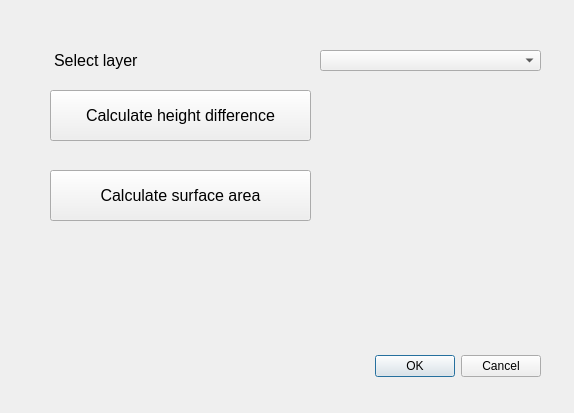
First picture: the form in plugin12_14_dialog_base.ui, repository malgorzatach27/git_project_2, before the edit.
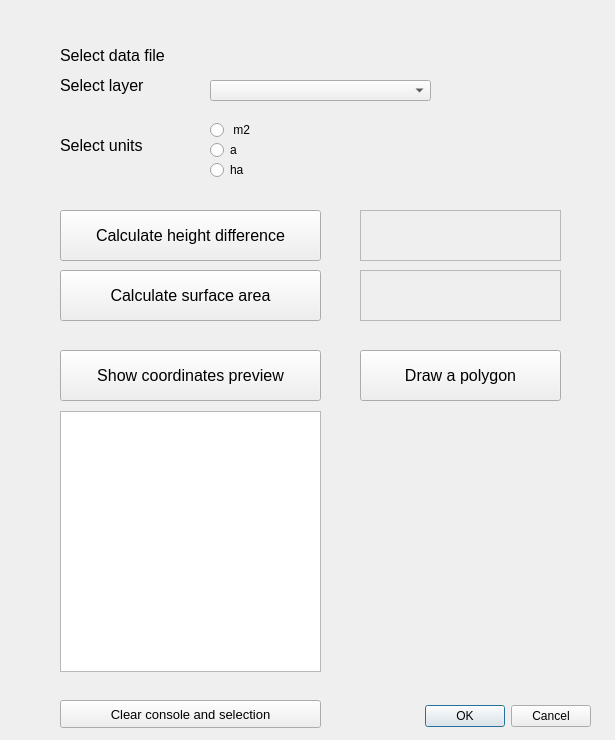
Second picture: the form after the edit. Custom widgets are drawn as their Qt base class.

Commit message: Dodane dodatkowe opcje

```diff
--- a/plugin12_14_dialog_base.ui
+++ b/plugin12_14_dialog_base.ui
@@ -6,8 +6,8 @@
    <rect>
     <x>0</x>
     <y>0</y>
-    <width>574</width>
-    <height>413</height>
+    <width>615</width>
+    <height>740</height>
    </rect>
   </property>
   <property name="windowTitle">
@@ -16,8 +16,8 @@
   <widget class="QDialogButtonBox" name="button_box">
    <property name="geometry">
     <rect>
-     <x>200</x>
-     <y>350</y>
+     <x>250</x>
+     <y>700</y>
      <width>341</width>
      <height>32</height>
     </rect>
@@ -32,8 +32,8 @@
   <widget class="QLabel" name="label">
    <property name="geometry">
     <rect>
-     <x>54</x>
-     <y>35</y>
+     <x>60</x>
+     <y>60</y>
      <width>151</width>
      <height>51</height>
     </rect>
@@ -50,8 +50,8 @@
   <widget class="QPushButton" name="pushButton_dh">
    <property name="geometry">
     <rect>
-     <x>50</x>
-     <y>90</y>
+     <x>60</x>
+     <y>210</y>
      <width>261</width>
      <height>51</height>
     </rect>
@@ -68,10 +68,10 @@
   <widget class="QLabel" name="label_dh_result">
    <property name="geometry">
     <rect>
-     <x>340</x>
-     <y>100</y>
+     <x>360</x>
+     <y>210</y>
      <width>201</width>
-     <height>31</height>
+     <height>51</height>
     </rect>
    </property>
    <property name="font">
@@ -79,15 +79,27 @@
      <pointsize>12</pointsize>
     </font>
    </property>
+   <property name="frameShape">
+    <enum>QFrame::StyledPanel</enum>
+   </property>
+   <property name="frameShadow">
+    <enum>QFrame::Sunken</enum>
+   </property>
+   <property name="lineWidth">
+    <number>5</number>
+   </property>
    <property name="text">
     <string/>
    </property>
+   <property name="alignment">
+    <set>Qt::AlignCenter</set>
+   </property>
   </widget>
   <widget class="QgsMapLayerComboBox" name="mMapLayerComboBox">
    <property name="geometry">
     <rect>
-     <x>320</x>
-     <y>50</y>
+     <x>210</x>
+     <y>80</y>
      <width>221</width>
      <height>21</height>
     </rect>
@@ -96,8 +108,8 @@
   <widget class="QPushButton" name="pushButton_area">
    <property name="geometry">
     <rect>
-     <x>50</x>
-     <y>170</y>
+     <x>60</x>
+     <y>270</y>
      <width>261</width>
      <height>51</height>
     </rect>
@@ -117,10 +129,10 @@
   <widget class="QLabel" name="label_area_result">
    <property name="geometry">
     <rect>
-     <x>340</x>
-     <y>180</y>
+     <x>360</x>
+     <y>270</y>
      <width>201</width>
-     <height>31</height>
+     <height>51</height>
     </rect>
    </property>
    <property name="font">
@@ -128,12 +140,181 @@
      <pointsize>12</pointsize>
     </font>
    </property>
+   <property name="frameShape">
+    <enum>QFrame::StyledPanel</enum>
+   </property>
+   <property name="frameShadow">
+    <enum>QFrame::Sunken</enum>
+   </property>
+   <property name="lineWidth">
+    <number>5</number>
+   </property>
    <property name="text">
     <string/>
+   </property>
+   <property name="alignment">
+    <set>Qt::AlignCenter</set>
+   </property>
+  </widget>
+  <widget class="QPushButton" name="pushButton_clear_console_and_selection">
+   <property name="geometry">
+    <rect>
+     <x>60</x>
+     <y>700</y>
+     <width>261</width>
+     <height>28</height>
+    </rect>
+   </property>
+   <property name="font">
+    <font>
+     <pointsize>10</pointsize>
+    </font>
+   </property>
+   <property name="text">
+    <string>Clear console and selection</string>
+   </property>
+  </widget>
+  <widget class="QLabel" name="label_2">
+   <property name="geometry">
+    <rect>
+     <x>60</x>
+     <y>120</y>
+     <width>151</width>
+     <height>51</height>
+    </rect>
+   </property>
+   <property name="font">
+    <font>
+     <pointsize>12</pointsize>
+    </font>
+   </property>
+   <property name="text">
+    <string>Select units</string>
+   </property>
+  </widget>
+  <widget class="QPushButton" name="pushButton_show_coords_preview">
+   <property name="geometry">
+    <rect>
+     <x>60</x>
+     <y>350</y>
+     <width>261</width>
+     <height>51</height>
+    </rect>
+   </property>
+   <property name="font">
+    <font>
+     <pointsize>12</pointsize>
+    </font>
+   </property>
+   <property name="text">
+    <string>Show coordinates preview</string>
+   </property>
+   <property name="autoRepeatDelay">
+    <number>299</number>
+   </property>
+  </widget>
+  <widget class="QLabel" name="label_3">
+   <property name="geometry">
+    <rect>
+     <x>60</x>
+     <y>30</y>
+     <width>151</width>
+     <height>51</height>
+    </rect>
+   </property>
+   <property name="font">
+    <font>
+     <pointsize>12</pointsize>
+    </font>
+   </property>
+   <property name="text">
+    <string>Select data file</string>
+   </property>
+  </widget>
+  <widget class="QTableWidget" name="tableWidget">
+   <property name="geometry">
+    <rect>
+     <x>60</x>
+     <y>411</y>
+     <width>261</width>
+     <height>261</height>
+    </rect>
+   </property>
+  </widget>
+  <widget class="QgsFileWidget" name="mQgsFileWidget">
+   <property name="geometry">
+    <rect>
+     <x>210</x>
+     <y>40</y>
+     <width>221</width>
+     <height>27</height>
+    </rect>
+   </property>
+  </widget>
+  <widget class="QRadioButton" name="radioButton_m2">
+   <property name="geometry">
+    <rect>
+     <x>210</x>
+     <y>120</y>
+     <width>95</width>
+     <height>20</height>
+    </rect>
+   </property>
+   <property name="text">
+    <string> m2</string>
+   </property>
+  </widget>
+  <widget class="QRadioButton" name="radioButton_a">
+   <property name="geometry">
+    <rect>
+     <x>210</x>
+     <y>140</y>
+     <width>95</width>
+     <height>20</height>
+    </rect>
+   </property>
+   <property name="text">
+    <string>a</string>
+   </property>
+  </widget>
+  <widget class="QRadioButton" name="radioButton_ha">
+   <property name="geometry">
+    <rect>
+     <x>210</x>
+     <y>160</y>
+     <width>95</width>
+     <height>20</height>
+    </rect>
+   </property>
+   <property name="text">
+    <string>ha</string>
+   </property>
+  </widget>
+  <widget class="QPushButton" name="pushButton_draw_a_polygon">
+   <property name="geometry">
+    <rect>
+     <x>360</x>
+     <y>350</y>
+     <width>201</width>
+     <height>51</height>
+    </rect>
+   </property>
+   <property name="font">
+    <font>
+     <pointsize>12</pointsize>
+    </font>
+   </property>
+   <property name="text">
+    <string>Draw a polygon</string>
    </property>
   </widget>
  </widget>
  <customwidgets>
+  <customwidget>
+   <class>QgsFileWidget</class>
+   <extends>QWidget</extends>
+   <header>qgsfilewidget.h</header>
+  </customwidget>
   <customwidget>
    <class>QgsMapLayerComboBox</class>
    <extends>QComboBox</extends>
```
The commit also changes 2 other files.
